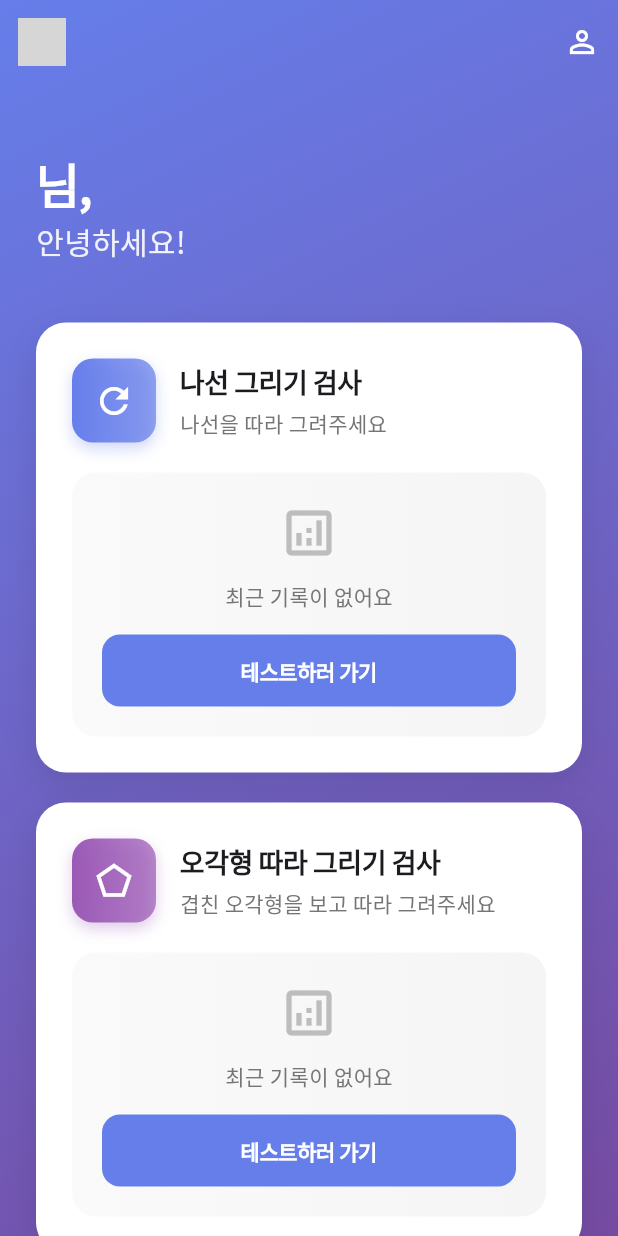
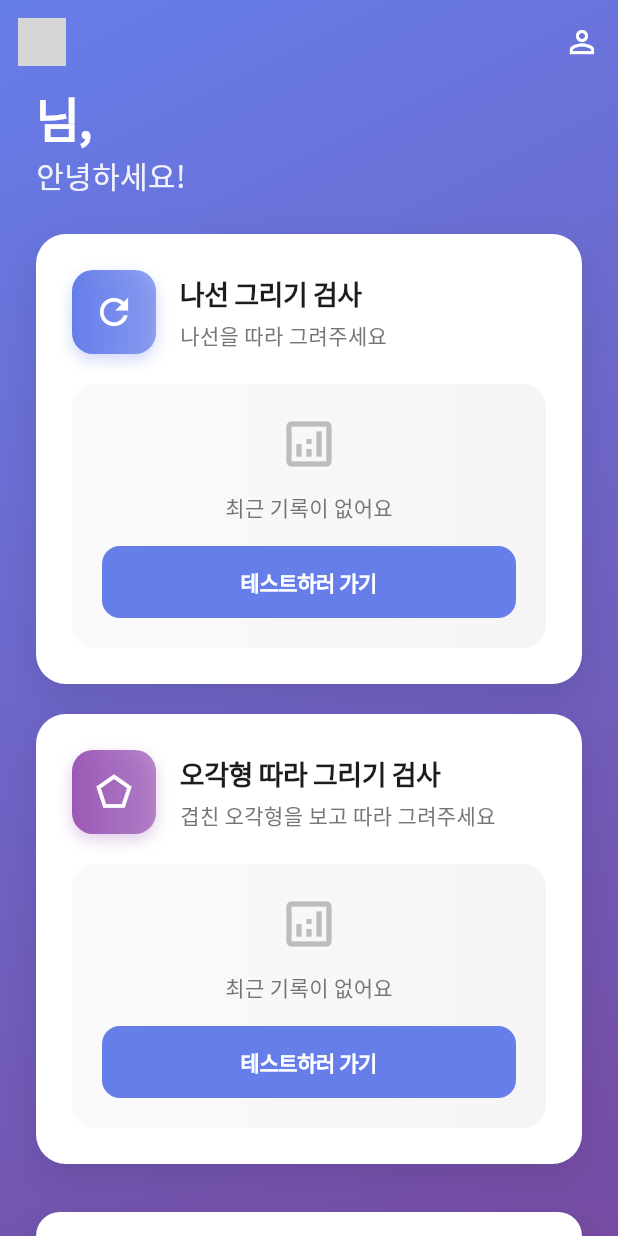
Before and after one commit to naim-kim/tremor_test_FE, a Flutter app: the HomeScreen screen opened directly, on a phone screen of 412 x 824 dp. Run offline on Flutter 3.47's test engine with Material 3 defaults, Android fonts, the phone set to English and light mode, and no system bars; our stand-ins replace flutter_dotenv, hive, hive_flutter, shared_preferences; missing offline and left inert: scidart; accounts and stored records are empty; grey boxes are pictures that could not be loaded.

Commit message:
fix: overflow

```diff
--- a/lib/screens/home_screen.dart
+++ b/lib/screens/home_screen.dart
@@ -60,12 +60,10 @@ class HomeScreen extends StatelessWidget {
         child: SafeArea(
           child: SingleChildScrollView(
             child: Padding(
-              padding: const EdgeInsets.all(24.0),
+              padding: const EdgeInsets.fromLTRB(24.0, 0, 24.0, 24.0),
               child: Column(
                 crossAxisAlignment: CrossAxisAlignment.start,
                 children: [
-                  const SizedBox(height: 20),
-
                   // Greeting
                   Text(
                     '${userProvider.userName}님,',
@@ -84,7 +82,7 @@ class HomeScreen extends StatelessWidget {
                       color: Colors.white.withOpacity(0.9),
                     ),
                   ),
-                  const SizedBox(height: 40),
+                  const SizedBox(height: 25),
 
                   // Spiral Test Card
                   _TestCard(
@@ -408,7 +406,8 @@ class _LastResultWidget extends StatelessWidget {
           Row(
             mainAxisAlignment: MainAxisAlignment.spaceBetween,
             children: [
-              Column(
+              Flexible(
+                child: Column(
                   crossAxisAlignment: CrossAxisAlignment.start,
                   children: [
                     Text(
@@ -427,9 +426,13 @@ class _LastResultWidget extends StatelessWidget {
                         fontWeight: FontWeight.bold,
                         letterSpacing: -0.3,
                       ),
+                      maxLines: 1,
+                      overflow: TextOverflow.ellipsis,
                     ),
                   ],
                 ),
+              ),
+              const SizedBox(width: 12),
               Container(
                 padding: const EdgeInsets.symmetric(
                   horizontal: 16,
```
Lines whose indentation alone changed are shown as unchanged.
